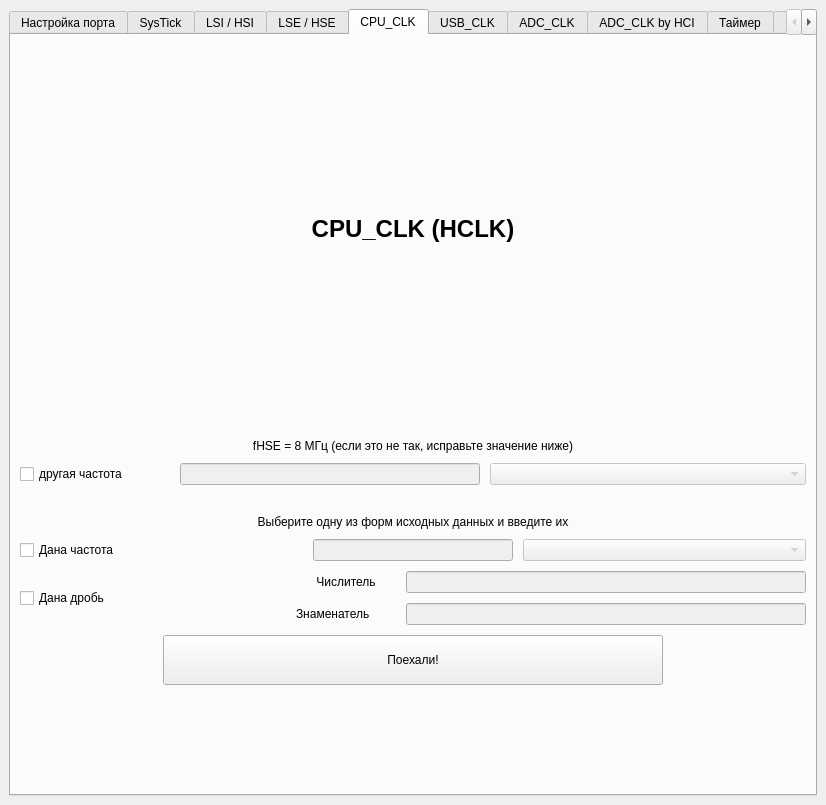
Old version of the form main.ui in the repository TimurRahimov/1986BE93Y-CodeGenerator.
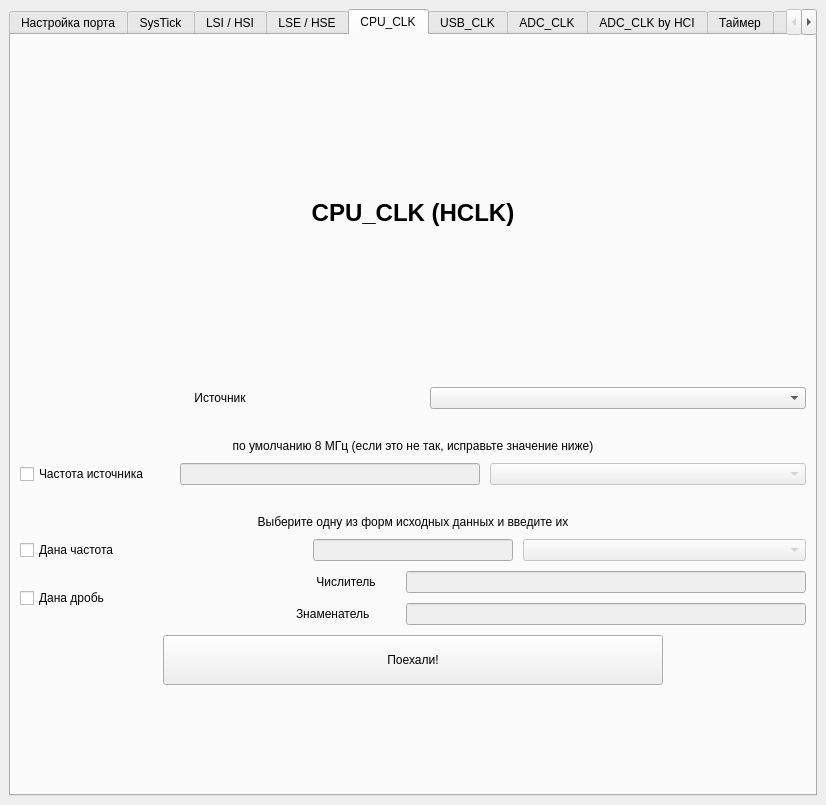
New version of the form. The open tabs and pages were chosen to show the change.

The edit to the form file:
```diff
--- a/main.ui
+++ b/main.ui
@@ -1152,6 +1152,54 @@
             <property name="bottomMargin">
              <number>100</number>
             </property>
+            <item>
+             <layout class="QHBoxLayout" name="horizontalLayout_52">
+              <property name="leftMargin">
+               <number>0</number>
+              </property>
+              <property name="rightMargin">
+               <number>0</number>
+              </property>
+              <property name="bottomMargin">
+               <number>0</number>
+              </property>
+              <item>
+               <widget class="QLabel" name="label_59">
+                <property name="minimumSize">
+                 <size>
+                  <width>400</width>
+                  <height>0</height>
+                 </size>
+                </property>
+                <property name="maximumSize">
+                 <size>
+                  <width>100</width>
+                  <height>16777215</height>
+                 </size>
+                </property>
+                <property name="text">
+                 <string>Источник</string>
+                </property>
+                <property name="alignment">
+                 <set>Qt::AlignCenter</set>
+                </property>
+               </widget>
+              </item>
+              <item>
+               <widget class="QComboBox" name="comboBox_8_source">
+                <property name="enabled">
+                 <bool>true</bool>
+                </property>
+                <property name="maximumSize">
+                 <size>
+                  <width>16777215</width>
+                  <height>16777215</height>
+                 </size>
+                </property>
+               </widget>
+              </item>
+             </layout>
+            </item>
             <item>
              <spacer name="horizontalSpacer_8">
               <property name="orientation">
@@ -1168,7 +1216,7 @@
             <item>
              <widget class="QLabel" name="label_5">
               <property name="text">
-               <string>fHSE = 8 МГц (если это не так, исправьте значение ниже)</string>
+               <string>по умолчанию 8 МГц (если это не так, исправьте значение ниже)</string>
               </property>
               <property name="alignment">
                <set>Qt::AlignCenter</set>
@@ -1195,7 +1243,7 @@
                  </size>
                 </property>
                 <property name="text">
-                 <string>другая частота</string>
+                 <string>Частота источника</string>
                 </property>
                </widget>
               </item>
```
